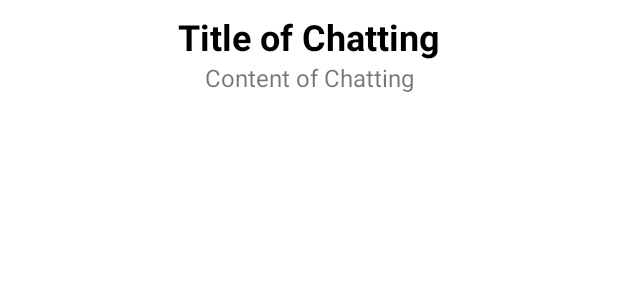
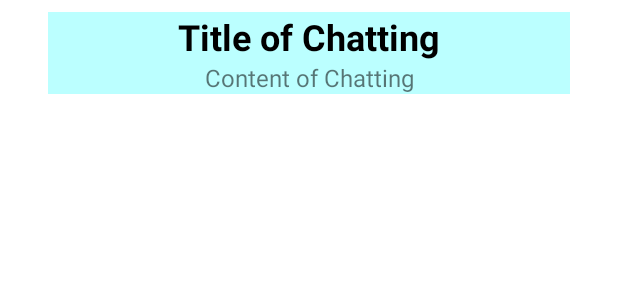
Before and after one commit to vovamushak/MobileChatGPT, an Android app: the layout item_chatting.xml on its own in the app's theme, with its tools: preview values and no code run, on a phone screen of 412 x 824 dp. Shown: the top 300 px of the screen. Run offline under Robolectric (Android 15) with nearby library versions, the phone set to English and light mode, and no system bars.

```diff
--- a/data/src/main/java/com/jusqre/data/repository/ChatRepositoryImpl.kt
+++ b/data/src/main/java/com/jusqre/data/repository/ChatRepositoryImpl.kt
@@ -24,7 +24,7 @@ class ChatRepositoryImpl @Inject constructor(
         if (list.isNotEmpty()) {
             return chatLocalDatasource.insert(id, list, list.last().text)
         }
-        return chatLocalDatasource.insert(id, list, "asdf")
+        return chatLocalDatasource.insert(id, list, "No chats yet")
     }
 
     override suspend fun deleteById(id: String) {
--- a/presentation/src/main/java/com/jusqre/presentation/ui/home/HomeFragment.kt
+++ b/presentation/src/main/java/com/jusqre/presentation/ui/home/HomeFragment.kt
@@ -52,6 +52,7 @@ class HomeFragment : Fragment() {
         }
         binding.rvChatList.adapter = chattingAdapter
         binding.rvChatList.layoutManager = LinearLayoutManager(context)
+        binding.rvChatList.itemAnimator = null
         binding.tvEmpty.isVisible = false
         homeViewModel.getItem()
         initializeCollector()
--- a/presentation/src/main/res/layout/item_chatting.xml
+++ b/presentation/src/main/res/layout/item_chatting.xml
@@ -14,8 +14,9 @@
     <androidx.constraintlayout.widget.ConstraintLayout
         android:layout_width="match_parent"
         android:layout_height="wrap_content"
-        android:layout_marginHorizontal="8dp"
-        android:layout_marginVertical="8dp">
+        android:layout_marginHorizontal="32dp"
+        android:layout_marginVertical="8dp"
+        android:background="#4400FFFF">
 
         <TextView
             android:id="@+id/tv_chatting_title"
@@ -35,6 +36,8 @@
             android:layout_width="wrap_content"
             android:layout_height="wrap_content"
             android:textSize="16sp"
+            android:maxLines="3"
+            android:ellipsize="end"
             app:layout_constraintBottom_toBottomOf="parent"
             app:layout_constraintEnd_toEndOf="parent"
             app:layout_constraintStart_toStartOf="parent"
```
